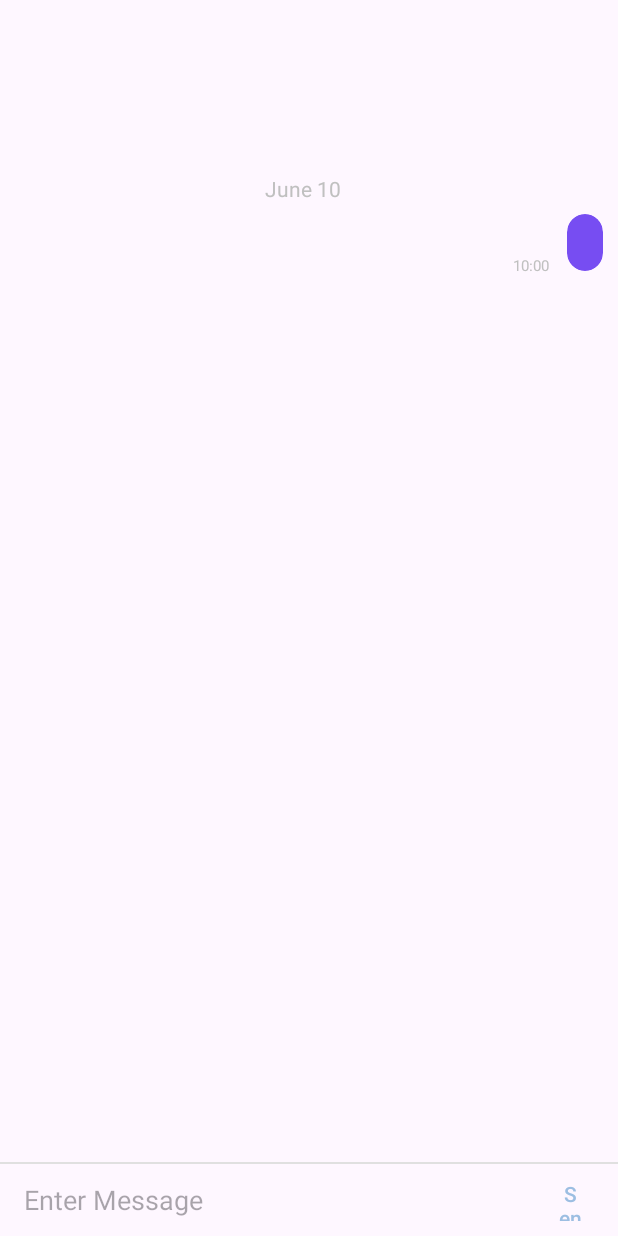
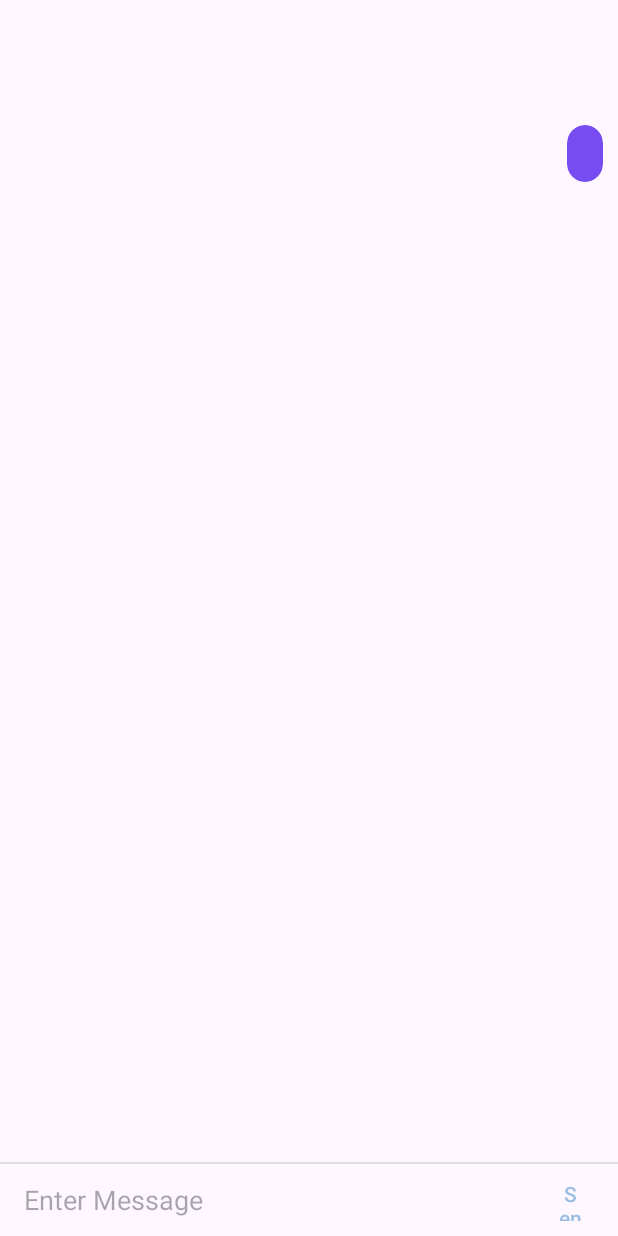
Before and after one commit to KHR0907/finalzammini2, an Android app: the ChatView screen opened directly, with no data from a screen before it, after a tap on an icon or button, on a phone screen of 412 x 824 dp. Run offline under Robolectric (Android 15) with nearby library versions, the phone set to English and light mode, and no system bars.

Commit message:
chap gpt 리사이클러뷰 mychat, otherchat import

```diff
--- a/app/src/main/java/com/example/finalzammini/ChatAdapter.java
+++ b/app/src/main/java/com/example/finalzammini/ChatAdapter.java
@@ -12,51 +12,55 @@ import org.jetbrains.annotations.NotNull;
 
 import java.util.ArrayList;
 
-public class ChatAdapter extends RecyclerView.Adapter<ChatAdapter.CustomViewHolder> {
+public class ChatAdapter extends RecyclerView.Adapter<RecyclerView.ViewHolder> {
     private ArrayList<ChatDto> arrayList = new ArrayList<>();
+    private static final int VIEW_TYPE_ONE = 1;
+    private static final int VIEW_TYPE_TWO = 2;
 
 
-    public static class CustomViewHolder extends RecyclerView.ViewHolder {
-        //        protected TextView text_gchat_date_me;
-//        protected TextView card_gchat_message_me;
-        protected TextView text_gchat_message_me;
-//        protected TextView text_gchat_timestamp_me;
+    @Override
+    public int getItemViewType(int position) {
+        // 여기서 각 항목에 대한 뷰 타입을 반환합니다.
+        return position % 2 == 0 ? VIEW_TYPE_ONE : VIEW_TYPE_TWO;
+    }
 
-        public CustomViewHolder(@NonNull View itemView) {
-            super(itemView);
-//            this.text_gchat_date_me = (TextView) itemView.findViewById(R.id.text_gchat_date_me);
-//            this.card_gchat_message_me = (TextView) itemView.findViewById(R.id.card_gchat_message_me);
-            this.text_gchat_message_me = (TextView) itemView.findViewById(R.id.text_gchat_message_me);
-//            this.text_gchat_timestamp_me = (TextView) itemView.findViewById(R.id.text_gchat_timestamp_me);
+    @NonNull
+    @Override
+    public RecyclerView.ViewHolder onCreateViewHolder(@NonNull ViewGroup parent, int viewType) {   // 아이템 뷰를 위한 뷰홀더 객체를 생성하여 리턴
+
+        switch (viewType) {
+            case VIEW_TYPE_ONE:
+                View viewOne = LayoutInflater.from(parent.getContext()).inflate(R.layout.mychatbox, parent, false);
+                return new ViewHolderOne(viewOne);
+
+            case VIEW_TYPE_TWO:
+                View viewTwo = LayoutInflater.from(parent.getContext()).inflate(R.layout.otherchatbox, parent, false);
+                return new ViewHolderTwo(viewTwo);
+
+            default:
+                // 예외 처리 등을 수행할 수 있습니다.
+                return null;
         }
     }
 
-//    ChatAdapter(ArrayList<ChatDto> arrayList) {
-//        this.arrayList = arrayList ;
-//    }
 
 
+    @Override
+    public void onBindViewHolder(@NonNull @NotNull RecyclerView.ViewHolder holder, int position) {
 
+        // 각 뷰 홀더에 데이터를 바인딩합니다.
+        switch (holder.getItemViewType()) {
+            case VIEW_TYPE_ONE:
+                ViewHolderOne viewHolderOne =(ViewHolderOne)holder ;
+                viewHolderOne.text_gchat_message_me.setText(arrayList.get(position).getText_gchat_message_me());
+                break;
 
-    @NonNull
-    @Override
-    public ChatAdapter.CustomViewHolder onCreateViewHolder(@NonNull ViewGroup parent, int viewType) {   // 아이템 뷰를 위한 뷰홀더 객체를 생성하여 리턴
-
-        View view = LayoutInflater.from(parent.getContext()).inflate(R.layout.mychatbox, parent, false);
-        ChatAdapter.CustomViewHolder holder = new CustomViewHolder(view);
-
-        return holder;
+            case VIEW_TYPE_TWO:
+                ViewHolderTwo viewHolderTwo =(ViewHolderTwo) holder ;
+                viewHolderTwo.text_gchat_message_you.setText(arrayList.get(position).getText_gchat_message_you());
+                break;
+        }
     }
-
-    @Override
-    public void onBindViewHolder(@NonNull @NotNull ChatAdapter.CustomViewHolder holder, int position) {
-//        holder.text_gchat_date_me.setText(arrayList.get(position).getText_gchat_date_me());
-//        holder.card_gchat_message_me.setText(arrayList.get(position).getCard_gchat_message_me());
-        holder.text_gchat_message_me.setText(arrayList.get(position).getText_gchat_message_me());
-//        holder.text_gchat_timestamp_me.setText(arrayList.get(position).getText_gchat_timestamp_me());
-
-    }
-
 
     public void addItem(ChatDto chatDto) {
         arrayList.add(chatDto);
@@ -66,4 +70,27 @@ public class ChatAdapter extends RecyclerView.Adapter<ChatAdapter.CustomViewHold
         return arrayList == null ? 0 : arrayList.size();
     }
 
+
+
+    // ViewHolder 클래스들을 정의합니다.
+    private static class ViewHolderOne extends RecyclerView.ViewHolder {
+        protected TextView text_gchat_message_me;
+
+        public ViewHolderOne(@NonNull View itemView) {
+            super(itemView);
+            this.text_gchat_message_me = (TextView) itemView.findViewById(R.id.text_gchat_message_me);
+        }
+    }
+
+    private static class ViewHolderTwo extends RecyclerView.ViewHolder {
+        protected TextView text_gchat_message_you;
+
+        public ViewHolderTwo(@NonNull View itemView) {
+            super(itemView);
+
+            this.text_gchat_message_you = (TextView) itemView.findViewById(R.id.text_gchat_message_other);
+        }
+    }
+
+
 }
--- a/app/src/main/res/layout/mychatbox.xml
+++ b/app/src/main/res/layout/mychatbox.xml
@@ -6,20 +6,6 @@
     android:layout_marginTop="16dp"
     android:layout_marginEnd="8dp">
 
-    <TextView
-        android:id="@+id/text_gchat_date_me"
-        android:layout_width="wrap_content"
-        android:layout_height="wrap_content"
-        android:layout_marginTop="32dp"
-        android:paddingStart="8dp"
-        android:paddingTop="4dp"
-        android:paddingEnd="8dp"
-        android:paddingBottom="4dp"
-        android:text="June 10"
-        android:textColor="#C0C0C0"
-        app:layout_constraintEnd_toEndOf="parent"
-        app:layout_constraintStart_toStartOf="parent"
-        app:layout_constraintTop_toTopOf="parent" />
 
     <androidx.cardview.widget.CardView
             android:id="@+id/card_gchat_message_me"
@@ -31,7 +17,7 @@
             app:cardPreventCornerOverlap="false"
             app:cardUseCompatPadding="true"
             app:layout_constraintEnd_toEndOf="parent"
-        app:layout_constraintTop_toBottomOf="@id/text_gchat_date_me">
+            app:layout_constraintTop_toTopOf="parent">
 
         <LinearLayout
                 android:id="@+id/layout_gchat_container_me"
@@ -50,17 +36,8 @@
                     android:paddingRight="12dp"
                     android:text="This is a Message"
                     android:textColor="#ffffff"
-                android:textSize="16sp" />
+                    android:textSize="16sp"/>
         </LinearLayout>
     </androidx.cardview.widget.CardView>
 
-    <TextView
-            android:id="@+id/text_gchat_timestamp_me"
-            android:layout_width="wrap_content"
-            android:layout_height="wrap_content"
-            android:text="10:00"
-            android:textColor="#C0C0C0"
-            android:textSize="10sp"
-            app:layout_constraintBottom_toBottomOf="@+id/card_gchat_message_me"
-            app:layout_constraintEnd_toStartOf="@+id/card_gchat_message_me" android:layout_marginEnd="10dp"/>
 </androidx.constraintlayout.widget.ConstraintLayout>
```
Also changed, not shown: app/src/main/java/com/example/finalzammini/ChatDto.java (+6 -23 lines), app/src/main/java/com/example/finalzammini/ChatView.java (+4 -5 lines), app/src/main/res/layout/otherchatbox.xml (+6 -38 lines). Lines whose indentation alone changed are shown as unchanged.
